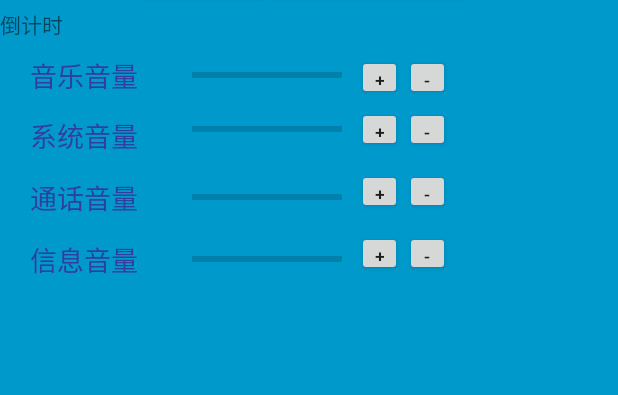
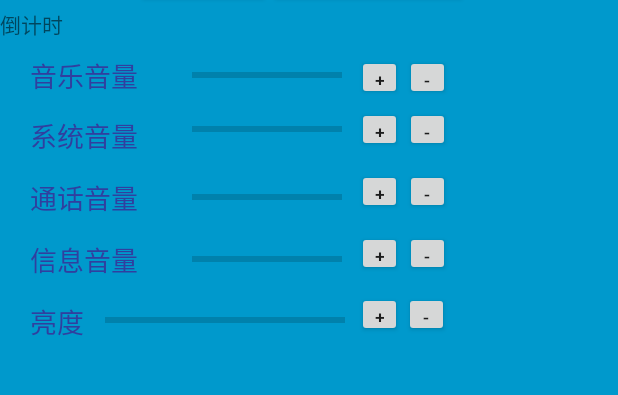
Before and after one commit to corpsele/SystemControl, an Android app: the layout new_app_widget.xml on its own in the app's theme, with its tools: preview values and no code run, on a phone screen of 412 x 824 dp, the part 64-459 px from its top. Run offline under Robolectric (Android 15) with nearby library versions, the light colour scheme and no system bars.

Commit message:
设置亮度

```diff
--- a/app/src/main/AndroidManifest.xml
+++ b/app/src/main/AndroidManifest.xml
@@ -21,6 +21,8 @@
     <uses-permission android:name="android.permission.BLUETOOTH_ADMIN" />
     <uses-permission android:name="android.permission.BLUETOOTH" />
     <uses-permission android:name="android.permission.FOREGROUND_SERVICE" />
+    <uses-permission android:name="android.permission.WRITE_SETTINGS"
+        tools:ignore="ProtectedPermissions" />
 
     <application
         android:allowBackup="true"
@@ -113,6 +115,8 @@
                 <action android:name="com.action.musicAddAction" />
                 <action android:name="com.action.musicDecAction" />
                 <action android:name="com.action.cancelservice" />
+                <action android:name="com.action.lightAddAction" />
+                <action android:name="com.action.lightDecAction" />
                 <action android:name="android.intent.action.MANAGE_PACKAGE_STORAGE" />
             </intent-filter>
 
--- a/app/src/main/res/layout/new_app_widget.xml
+++ b/app/src/main/res/layout/new_app_widget.xml
@@ -1,4 +1,5 @@
 <LinearLayout xmlns:android="http://schemas.android.com/apk/res/android"
+    xmlns:tools="http://schemas.android.com/tools"
     android:layout_width="match_parent"
     android:layout_height="match_parent"
     android:background="#09C"
@@ -53,12 +54,60 @@
         android:layout_height="match_parent">
 
         <Button
+            android:id="@+id/btnVoipAdd3"
+            android:layout_width="30dp"
+            android:layout_height="30dp"
+            android:layout_alignTop="@id/progressBar5"
+            android:layout_marginLeft="10dp"
+            android:layout_marginTop="35dp"
+            android:layout_toRightOf="@id/progressBar5"
+            android:paddingTop="8dp"
+            android:text="+"
+            android:textAlignment="center"
+            android:textSize="12sp" />
+
+        <ProgressBar
+            android:id="@+id/progressBar"
+            style="?android:attr/progressBarStyleHorizontal"
+            android:layout_width="160dp"
+            android:layout_height="wrap_content"
+            android:layout_alignStart="@id/tvWidget"
+            android:layout_alignTop="@id/progressBar5"
+            android:layout_alignBottom="@id/progressBar5"
+            android:layout_marginLeft="50dp"
+            android:layout_marginTop="80dp" />
+
+        <TextView
+            android:id="@+id/tvWidget"
+            android:layout_width="wrap_content"
+            android:layout_height="wrap_content"
+            android:layout_below="@id/tvWidget3"
+            android:layout_alignStart="@id/tvWidget3"
+            android:layout_marginTop="14dp"
+            android:text="@string/widget_string_system_light"
+            android:textColor="@color/colorPrimaryDark"
+            android:textSize="18sp" />
+
+        <Button
             android:id="@+id/btnVoipDec2"
             android:layout_width="30dp"
             android:layout_height="30dp"
             android:layout_alignTop="@id/progressBar5"
             android:layout_marginLeft="2dp"
             android:layout_marginTop="-5dp"
+            android:layout_toRightOf="@id/btnVoipAdd2"
+            android:paddingTop="8dp"
+            android:text="-"
+            android:textAlignment="center"
+            android:textSize="12sp" />
+
+        <Button
+            android:id="@+id/btnVoipDec3"
+            android:layout_width="30dp"
+            android:layout_height="30dp"
+            android:layout_alignTop="@id/progressBar5"
+            android:layout_marginLeft="1dp"
+            android:layout_marginTop="35dp"
             android:layout_toRightOf="@id/btnVoipAdd2"
             android:paddingTop="8dp"
             android:text="-"
--- a/app/src/main/res/values/strings.xml
+++ b/app/src/main/res/values/strings.xml
@@ -50,4 +50,5 @@
     -->
     <string name="hello_world">Hello Square World!</string>
     <string name="title_activity_main3">MainActivity3</string>
+    <string name="widget_string_system_light">亮度</string>
 </resources>
```
Also changed, not shown: app/src/main/java/com/systemcontrol/corpsele/systemcontrol/MainActivity3.java (+33 -0 lines), app/src/main/java/com/systemcontrol/corpsele/systemcontrol/NewAppWidget.java (+169 -1 lines), app/src/main/java/com/systemcontrol/corpsele/systemcontrol/SystemControlWidget.java (+18 -0 lines), app/src/main/res/layout/activity_main5.xml (+30 -17 lines).
